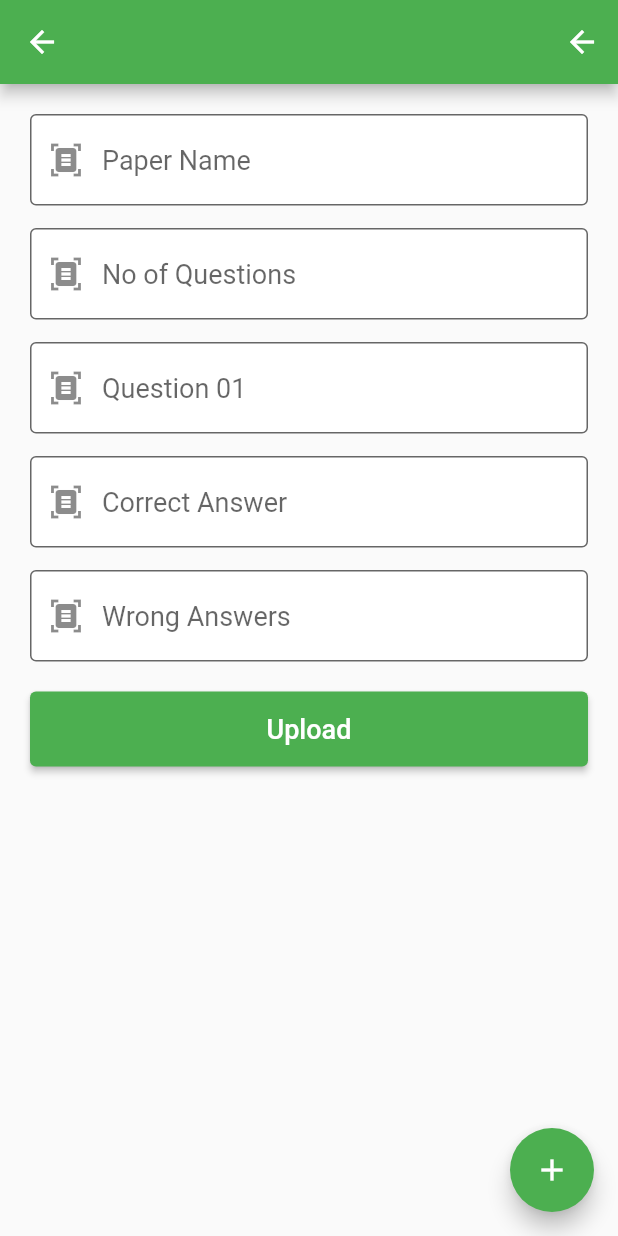
After one commit to Money-Chasers/clover_flutter, a Flutter app: the PaperPush screen opened directly, after a tap on "Upload", on a phone screen of 412 x 824 dp. The commit adds this screen. Run offline on Flutter 3.47's test engine with Material 2 defaults, Android fonts, the phone set to English and light mode, and no system bars; our stand-ins replace cloud_firestore, firebase_auth, firebase_core, google_fonts; accounts and stored records are empty; Roboto replaces fonts that are missing (Prompt).

Commit message:
fked by paper :(

```diff
--- a/lib/data_models/paper_model.dart
+++ b/lib/data_models/paper_model.dart
@@ -1,19 +1,31 @@
+
 class PaperModel {
   String id;
   String name;
   String score;
   String education;
   List<String?> questionIds;
-  List<String> tags;
+  List<String> paperTags;
 
-  PaperModel(this.id, this.name, this.score, this.education, this.questionIds, this.tags);
+  PaperModel(this.id, this.name, this.score, this.education, this.questionIds, this.paperTags);
 
   void addTags(String tag){
-    tags.add(tag);
+    paperTags.add(tag);
   }
 
   void addQues(String id){
     questionIds.add(id);
+  }
+
+  Map<String, dynamic> toJson() {
+    final Map<String, dynamic> data = <String, dynamic>{};
+    data['id'] = id;
+    data['name'] = name;
+    data['score'] = score;
+    data['education'] = education;
+    data['questionIds'] = questionIds;
+    data['paperTags'] = paperTags;
+    return data;
   }
 
 }
@@ -23,12 +35,12 @@ class QuestionModel {
   String question;
   List<String?> correctAns;
   List<String?> wrongAns;
-  List<String?> tags;
+  List<String?> questionTags;
 
-  QuestionModel(this.id, this.tags, this.question, this.correctAns, this.wrongAns);
+  QuestionModel(this.id, this.questionTags, this.question, this.correctAns, this.wrongAns);
 
   void addTags(String tag){
-    tags.add(tag);
+    questionTags.add(tag);
   }
 
   void addCorrect(String ans){
@@ -38,4 +50,14 @@ class QuestionModel {
     wrongAns.add(ans);
   }
 
+  Map<String, dynamic> toJson() {
+    final Map<String, dynamic> data = <String, dynamic>{};
+    data['id'] = id;
+    data['question'] = question;
+    data['correctAns'] = correctAns;
+    data['wrongAns'] = wrongAns;
+    data['questionTags'] = questionTags;
+    return data;
+  }
+
 }
--- a/lib/main.dart
+++ b/lib/main.dart
@@ -1,4 +1,5 @@
 import 'package:clover_flutter/screens/authentication/intro_screen.dart';
+import 'package:clover_flutter/screens/main_screen/practice_section.dart';
 import 'package:clover_flutter/screens/paper/paper_attempt.dart';
 import 'package:clover_flutter/screens/paper/paper_display.dart';
 import 'package:clover_flutter/screens/paper/paper_result.dart';
@@ -22,10 +23,12 @@ class MyApp extends StatelessWidget {
       theme: ThemeData(
           primarySwatch: Colors.green,
           primaryColorDark: const Color(0xff084e38)),
-      home: const IntroScreen(),
+      home: const SplashScreen(),
       routes: {
+      "paper-display": (context) => const PaperDisplay(),
       "paper-attempt": (context) => const PaperAttempt(),
       "paper-result": (context) => const PaperResult(),
+      "practice-screen": (context) => const PracticeSection(),
       },
     );
   }
--- a/lib/screens/paper/paper_attempt.dart
+++ b/lib/screens/paper/paper_attempt.dart
@@ -1,6 +1,5 @@
 import 'package:clover_flutter/data_models/paper_model.dart';
 import 'package:clover_flutter/screens/paper/paper_display.dart';
-import 'package:clover_flutter/service/paper.dart';
 import 'package:flutter/cupertino.dart';
 import 'package:flutter/material.dart';
 import 'package:google_fonts/google_fonts.dart';
@@ -20,7 +19,7 @@ class _PaperAttemptState extends State<PaperAttempt> {
     final PaperModel? paper =
         ModalRoute.of(context)!.settings.arguments as PaperModel?;
 
-    //Paper().initializeQuestions(paper!.questionIds);
+
 
     List<QuestionModel> questions = List.from([QuestionModel("1", ["chemistry","easy","atoms"], "Electrons are _ charged.", ["negative"], ["positive","neutral","none"])]);
     questions.add(QuestionModel("2", ["chemistry","easy","atoms"], "Protons are _ charged.", ["positive"], ["negative","neutral","none"]));
--- a/lib/screens/paper/paper_display.dart
+++ b/lib/screens/paper/paper_display.dart
@@ -14,7 +14,7 @@ class PaperDisplay extends StatefulWidget {
 class _PaperDisplayState extends State<PaperDisplay> {
 
 
-  List<PaperModel> papers = List.from([PaperModel("1", "paper1", "10", "10", ["1","2","3"], ["chem"])]);
+  //List<PaperModel> papers = List.from([PaperModel("1", "paper1", "10", "10", ["1","2","3"], ["chem"])]);
 
   void _toPaper(context, paper) {
     Navigator.of(context)
@@ -25,8 +25,12 @@ class _PaperDisplayState extends State<PaperDisplay> {
   @override
   Widget build(BuildContext context) {
 
-    Paper _paper = Paper();
-    _paper.initializePapersData(["organic"]);
+    List<String?> paperTags = ModalRoute.of(context)!.settings.arguments as List<String?>;
+
+    List<DocumentSnapshot?> papers = Paper().getPapers(paperTags) as List<DocumentSnapshot<Object?>?>;
+
+    // Paper _paper = Paper();
+    // _paper.initializePapersData(["organic"]);
 
     return Scaffold(
       appBar: AppBar(
@@ -48,6 +52,8 @@ class _PaperDisplayState extends State<PaperDisplay> {
                     // not getting data through _paper.paperDocs
 
                     children: papers.map((paper) {
+                      PaperModel? p = paper!.data() as PaperModel?;
+
                       return (GestureDetector(
                         onTap: () => _toPaper(context, paper),
                         child: Container(
@@ -58,7 +64,7 @@ class _PaperDisplayState extends State<PaperDisplay> {
                               color: Theme.of(context).primaryColorLight),
                           padding: const EdgeInsets.all(10),
                           child: Text(
-                            paper.name,
+                            p!.name,
                             style: GoogleFonts.prompt(fontSize: 24),
                           ),
                         ),
--- /dev/null
+++ b/lib/screens/paper/paper_push.dart
@@ -0,0 +1,242 @@
+import 'package:cloud_firestore/cloud_firestore.dart';
+import 'package:clover_flutter/data_models/paper_model.dart';
+import 'package:clover_flutter/screens/main_screen/practice_section.dart';
+import 'package:flutter/cupertino.dart';
+import 'package:flutter/material.dart';
+import 'package:google_fonts/google_fonts.dart';
+
+class PaperPush extends StatefulWidget {
+  const PaperPush({Key? key}) : super(key: key);
+
+  @override
+  _PaperPushState createState() => _PaperPushState();
+}
+
+class _PaperPushState extends State<PaperPush> {
+  @override
+  Widget build(BuildContext context) {
+    final _paperNameController = TextEditingController();
+    final _noOfQuesController = TextEditingController();
+    final _wrongAnsController = TextEditingController();
+    final _correctAnsController = TextEditingController();
+    final _questionController = TextEditingController();
+
+    return Scaffold(
+      appBar: AppBar(
+        actions: [
+          Row(
+            mainAxisAlignment: MainAxisAlignment.center,
+            children: [
+              IconButton(
+                onPressed: () {
+                  Navigator.pushNamedAndRemoveUntil(
+                      context, "practice-screen", (route) => false);
+                },
+                icon: const Icon(Icons.arrow_back),
+              ),
+            ],
+          )
+        ],
+      ),
+      body: SafeArea(
+        child: Container(
+          padding: const EdgeInsets.all(20.0),
+          child: Column(
+            children: [
+              TextFormField(
+                controller: _paperNameController,
+                validator: (value) {
+                  if (value == null || value.isEmpty) {
+                    return "This field is required!";
+                  }
+                  return null;
+                },
+                decoration: const InputDecoration(
+                  filled: true,
+                  fillColor: Colors.white,
+                  border: OutlineInputBorder(),
+                  hintText: "Paper Name",
+                  prefixIcon: Icon(Icons.document_scanner),
+                ),
+                style: GoogleFonts.prompt(
+                  textStyle: const TextStyle(
+                    fontSize: 18,
+                  ),
+                ),
+              ),
+              Container(
+                margin: const EdgeInsets.fromLTRB(0, 15, 0, 0),
+                child: TextFormField(
+                  controller: _noOfQuesController,
+                  decoration: const InputDecoration(
+                    filled: true,
+                    fillColor: Colors.white,
+                    border: OutlineInputBorder(),
+                    hintText: "No of Questions",
+                    prefixIcon: Icon(Icons.document_scanner),
+                  ),
+                  style: GoogleFonts.prompt(
+                    textStyle: const TextStyle(
+                      fontSize: 18,
+                    ),
+                  ),
+                ),
+              ),
+              Container(
+                margin: const EdgeInsets.fromLTRB(0, 15, 0, 0),
+                child: TextFormField(
+                  controller: _questionController,
+                  validator: (value) {
+                    if (value == null || value.isEmpty) {
+                      return "This field is required!";
+                    }
+                    return null;
+                  },
+                  decoration: const InputDecoration(
+                    filled: true,
+                    fillColor: Colors.white,
+                    border: OutlineInputBorder(),
+                    hintText: "Question 01",
+                    prefixIcon: Icon(Icons.document_scanner),
+                  ),
+                  style: GoogleFonts.prompt(
+                    textStyle: const TextStyle(
+                      fontSize: 18,
+                    ),
+                  ),
+                ),
+              ),
+              Container(
+                margin: const EdgeInsets.fromLTRB(0, 15, 0, 0),
+                child: TextFormField(
+                  controller: _correctAnsController,
+                  validator: (value) {
+                    if (value == null || value.isEmpty) {
+                      return "This field is required!";
+                    }
+                    return null;
+                  },
+                  decoration: const InputDecoration(
+                    filled: true,
+                    fillColor: Colors.white,
+                    border: OutlineInputBorder(),
+                    hintText: "Correct Answer",
+                    prefixIcon: Icon(Icons.document_scanner),
+                  ),
+                  style: GoogleFonts.prompt(
+                    textStyle: const TextStyle(
+                      fontSize: 18,
+                    ),
+                  ),
+                ),
+              ),
+              Container(
+                margin: const EdgeInsets.fromLTRB(0, 15, 0, 0),
+                child: TextFormField(
+                  controller: _wrongAnsController,
+                  validator: (value) {
+                    if (value == null || value.isEmpty) {
+                      return "This field is required!";
+                    }
+                    return null;
+                  },
+                  decoration: const InputDecoration(
+                    filled: true,
+                    fillColor: Colors.white,
+                    border: OutlineInputBorder(),
+                    hintText: "Wrong Answers",
+                    prefixIcon: Icon(Icons.document_scanner),
+                  ),
+                  style: GoogleFonts.prompt(
+                    textStyle: const TextStyle(
+                      fontSize: 18,
+                    ),
+                  ),
+                ),
+              ),
+              const SizedBox(
+                height: 20,
+              ),
+              FractionallySizedBox(
+                widthFactor: 1,
+                child: SizedBox(
+                  height: 50,
+                  child: ElevatedButton(
+                    onPressed: () {
+                      _uploadPaper(
+                          _paperNameController.text,
+                          [
+                            QuestionModel(
+                                "q01",
+                                ["chemistry"],
+                                _questionController.text,
+                                [_correctAnsController.text],
+                                _wrongAnsController.text.split(" "))
+                          ].toList());
+                    },
+                    child: Text(
+                      "Upload",
+                      style: GoogleFonts.prompt(
+                        textStyle: const TextStyle(
+                          fontSize: 18,
+                        ),
+                      ),
+                    ),
+                  ),
+                ),
+              ),
+            ],
+          ),
+        ),
+      ),
+      floatingActionButton: FloatingActionButton(
+        onPressed: () {},
+        child: const Icon(Icons.add),
+      ),
+    );
+  }
+
+  void _uploadPaper(String name, List<QuestionModel> questions) {
+    //Id needs to be saved after generating but this is for test case
+    //PaperModel paper = PaperModel("1",name,"10","12",["q01"],["chemistry"]);
+    //QuestionModel q01 = QuestionModel("q01",["chemistry"],question_01,[correctAns],wrongAns);
+
+    var firebaseInstance = FirebaseFirestore.instance;
+    var paperCollection = firebaseInstance.collection("papers");
+    var questionCollection = firebaseInstance.collection("questions");
+    List<String> ids = [];
+    int i = 0;
+
+    //currently the logic is not clean as a list of question would be passed here.
+    // ui needs to be design so that a list of questions can be recorded
+
+    // while (i <= questions.length) {
+    //   if (i < questions.length) {
+    //     questionCollection
+    //         .add(QuestionModel(
+    //                 questions[i].id,
+    //                 questions[i].questionTags,
+    //                 questions[i].question,
+    //                 questions[i].correctAns,
+    //                 questions[i].wrongAns)
+    //             .toJson())
+    //         .then((docRef) => {ids.add(docRef.id)});
+    //     i++;
+    //   } else {
+    questionCollection
+        .add(QuestionModel(
+        questions[i].id,
+        questions[i].questionTags,
+        questions[i].question,
+        questions[i].correctAns,
+        questions[i].wrongAns)
+        .toJson())
+        .then((docRef) => {
+    paperCollection.add(
+    PaperModel("1", name, "10", "12", [docRef.id], ["chemistry"]).toJson())
+    });
+
+
+    //}
+  }
+}
```
Also changed, not shown: lib/screens/main_screen/dashboard_section/home_screen.dart (+22 -6 lines), lib/screens/main_screen/practice_section.dart (+18 -1 lines), lib/service/paper.dart (+6 -5 lines).
